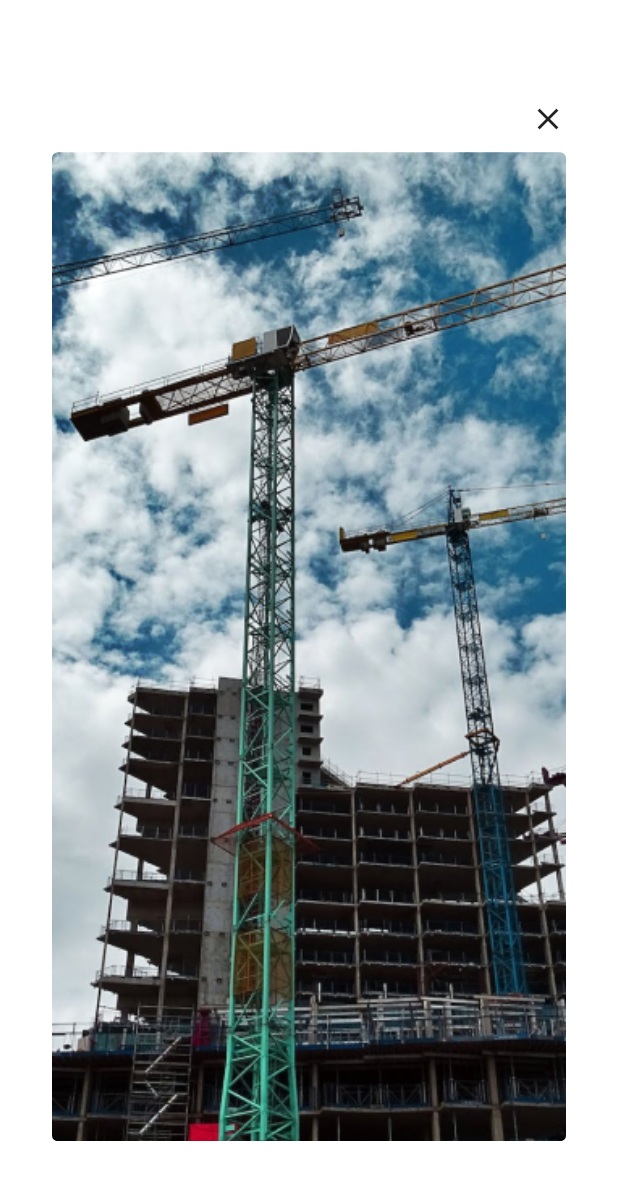
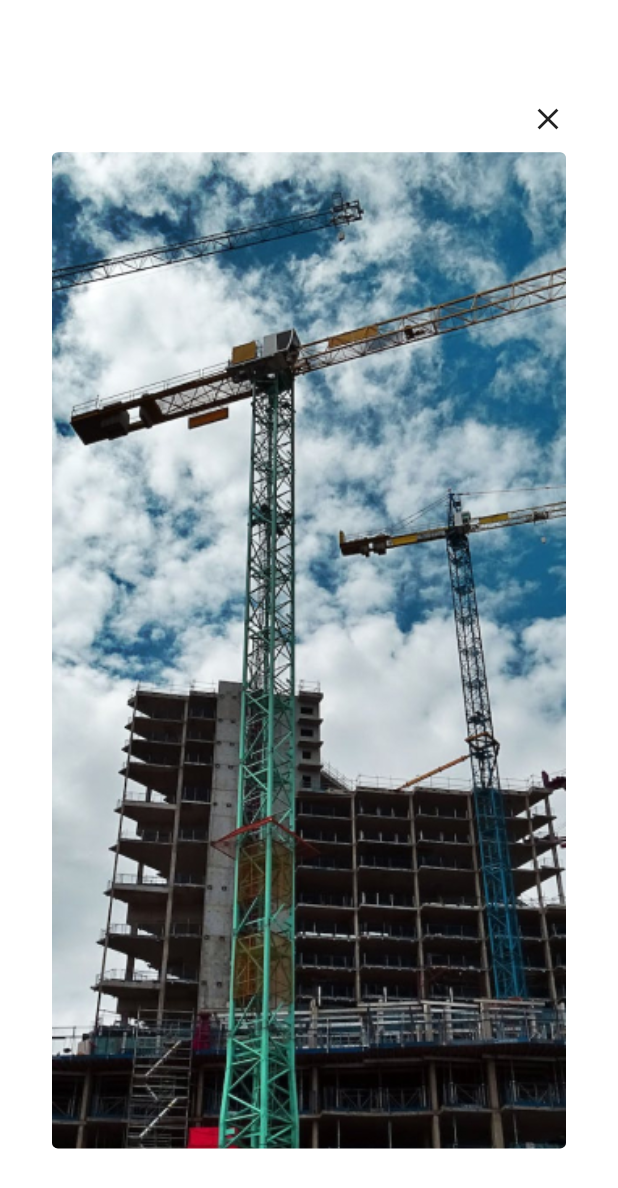
Before and after one commit to jamydevelop/Wilcon-Phase-2, a Flutter app: the ChecklistItemModalWidget screen opened directly, on a phone screen of 412 x 824 dp. Shown: the top 1188 px of the screen. Run offline on Flutter 3.47's test engine with Material 3 defaults, Android fonts, the phone set to English and light mode, and no system bars.

Commit message:
Image Modal Updated

```diff
--- a/wilcon_phase2/lib/module/checklist/checklist_item/widget/checklist_item_modal_widget.dart
+++ b/wilcon_phase2/lib/module/checklist/checklist_item/widget/checklist_item_modal_widget.dart
@@ -75,7 +75,7 @@ class _ChecklistItemModalWidgetState extends State<ChecklistItemModalWidget> {
         'assets/images/construction.jpg',
         fit: BoxFit.cover,
         width: MediaQuery.of(context).size.width * 0.9,
-        height: MediaQuery.of(context).size.height * 0.8,
+        height: MediaQuery.of(context).size.height * 0.806,
       ),
     );
   }
```
